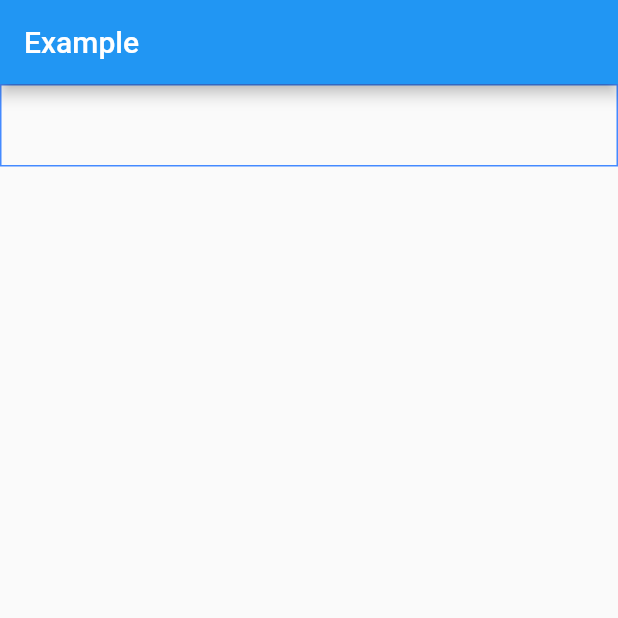
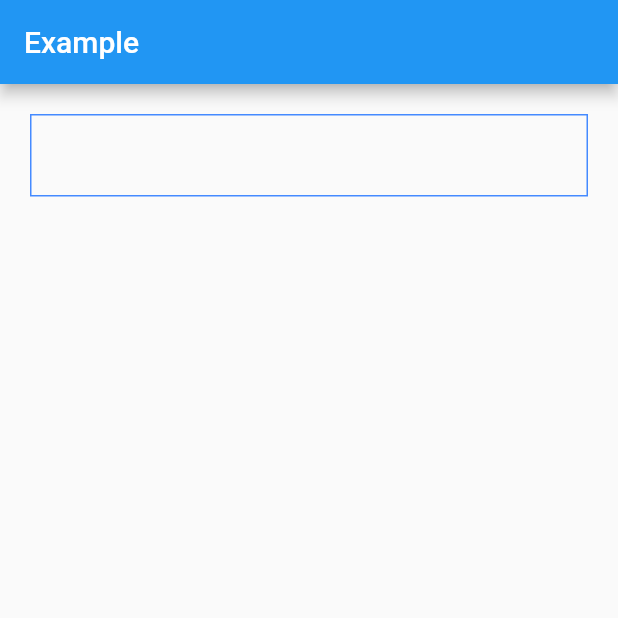
Before and after one commit to vinay416/CustomSelectableChip, a Flutter app: the screen it shows after launch, on a phone screen of 412 x 824 dp, the top half of it. Run offline on Flutter 3.47's test engine with Material 2 defaults, Android fonts, the phone set to English and light mode, and no system bars; missing offline and left inert: transparent_pointer.

Commit message:
UI fixes

```diff
--- a/lib/custom_selectable/view/custom_selectable_view.dart
+++ b/lib/custom_selectable/view/custom_selectable_view.dart
@@ -5,21 +5,29 @@ import 'package:flutter/material.dart';
 import 'package:provider/provider.dart';
 
 class CustomSelectable extends StatelessWidget {
-  const CustomSelectable({Key? key}) : super(key: key);
+  const CustomSelectable({this.horizontalMargin = 0, Key? key})
+      : super(key: key);
+  final double horizontalMargin;
 
   @override
   Widget build(BuildContext context) {
     final viewModel = context.read<CustomSelectableViewModel>();
 
-    return Stack(
+    return Container(
+      margin: EdgeInsets.symmetric(horizontal: horizontalMargin),
+      child: ClipRRect(
+        clipBehavior: Clip.hardEdge,
+        child: Stack(
           clipBehavior: Clip.none,
           children: [
             GestureDetector(
               behavior: HitTestBehavior.opaque,
             ),
             SelectedBuilder(viewModel: viewModel),
-        const SuggestionBuilder()
+            SuggestionBuilder(horizontalMargin: horizontalMargin),
           ],
+        ),
+      ),
     );
   }
 }
--- a/lib/custom_selectable/view/widgets/suggestion_builder.dart
+++ b/lib/custom_selectable/view/widgets/suggestion_builder.dart
@@ -5,8 +5,11 @@ import 'package:provider/provider.dart';
 
 class SuggestionBuilder extends StatelessWidget {
   const SuggestionBuilder({
+    required this.horizontalMargin,
     Key? key,
   }) : super(key: key);
+
+  final double horizontalMargin;
 
   @override
   Widget build(BuildContext context) {
@@ -17,12 +20,13 @@ class SuggestionBuilder extends StatelessWidget {
         }
 
         return Positioned(
-          top: 55,
+          top: 58,
           height: 200,
-          width: MediaQuery.of(context).size.width,
+          width: MediaQuery.of(context).size.width *
+              (100 / (80 + horizontalMargin)),
           child: Container(
             alignment: Alignment.topLeft,
-            padding: const EdgeInsets.all(10),
+            padding: const EdgeInsets.symmetric(vertical: 10, horizontal: 10),
             color: Colors.blue,
             child: SingleChildScrollView(
               child: Wrap(
--- a/lib/example.dart
+++ b/lib/example.dart
@@ -10,7 +10,12 @@ class Home extends StatelessWidget {
       appBar: AppBar(
         title: const Text("Example"),
       ),
-      body: const CustomSelectable(),
+      body: Container(
+        margin: const EdgeInsets.only(top: 20),
+        child: const CustomSelectable(
+          horizontalMargin: 20,
+        ),
+      ),
     );
   }
 }
```
Also changed, not shown: lib/main2.dart (deleted, +0 -122 lines). Lines whose indentation alone changed are shown as unchanged.
